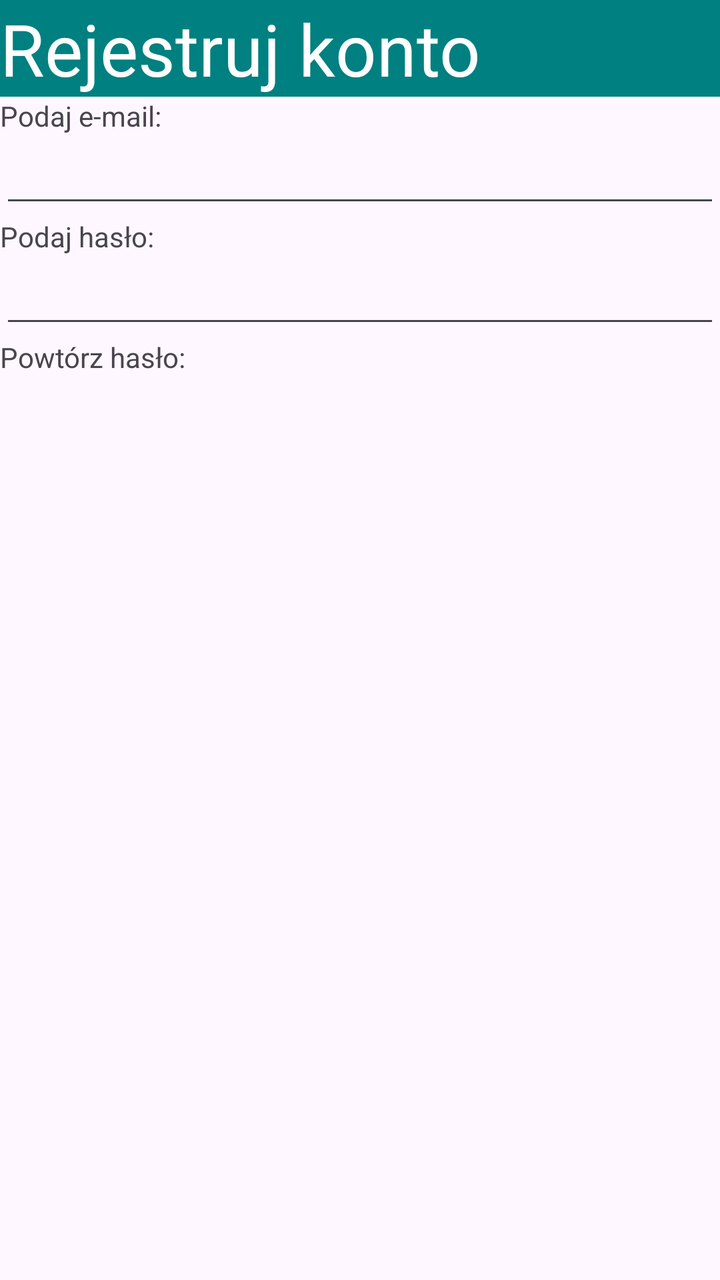
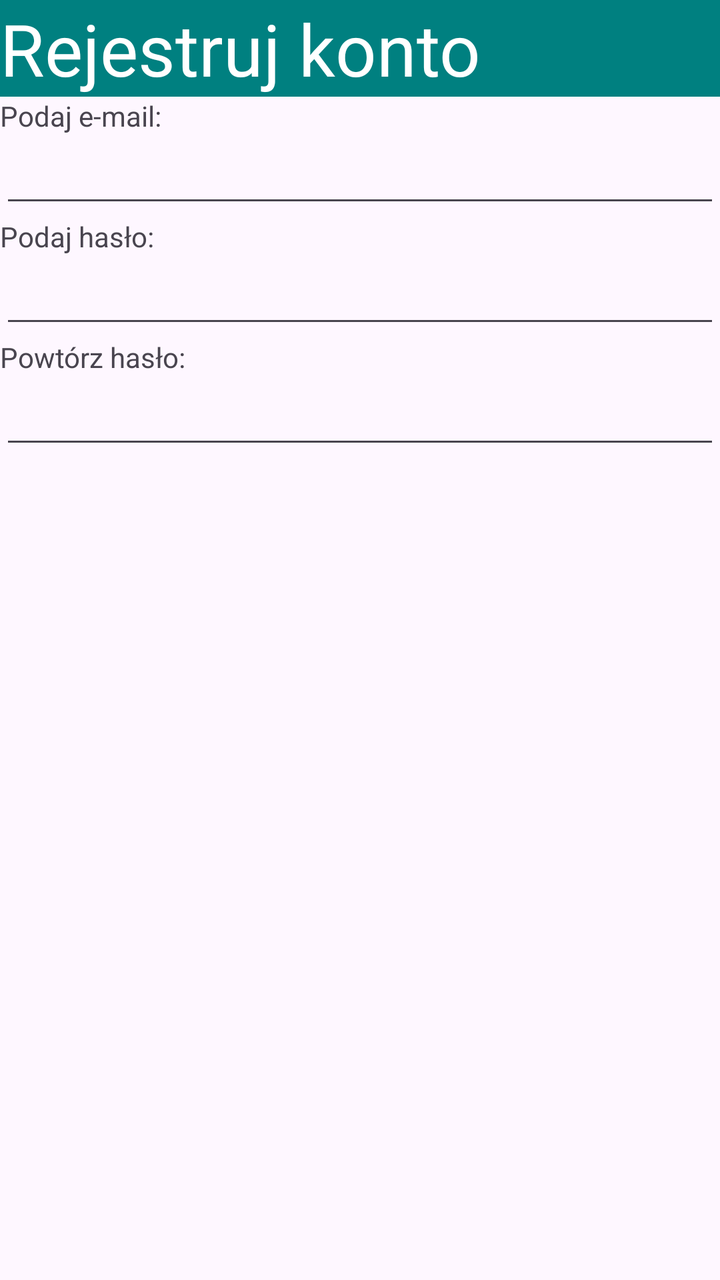

Screens rendered from an Android XML layout before and after an edit, with the pre-edit source and the edit as a unified diff.
<!-- AndroidManifest.xml: application theme Theme._05_zadanie1 -->
<!-- res/layout/activity_main.xml -->
<?xml version="1.0" encoding="utf-8"?>
<LinearLayout xmlns:android="http://schemas.android.com/apk/res/android"
    xmlns:app="http://schemas.android.com/apk/res-auto"
    xmlns:tools="http://schemas.android.com/tools"
    android:id="@+id/main"
    android:layout_width="match_parent"
    android:layout_height="match_parent"
    android:orientation="vertical"
    tools:context=".MainActivity" >

    <TextView
        android:id="@+id/textView"
        android:layout_width="match_parent"
        android:layout_height="wrap_content"
        android:background="#008080"
        android:text="Rejestruj konto"
        android:textColor="#FFFFFF"
        android:textSize="36sp" />

    <TextView
        android:id="@+id/textView2"
        android:layout_width="match_parent"
        android:layout_height="wrap_content"
        android:text="Podaj e-mail:" />

    <EditText
        android:id="@+id/editTextTextEmailAddress"
        android:layout_width="match_parent"
        android:layout_height="wrap_content"
        android:ems="10"
        android:inputType="textEmailAddress" />

    <TextView
        android:id="@+id/textView3"
        android:layout_width="match_parent"
        android:layout_height="wrap_content"
        android:text="Podaj hasło:" />

    <EditText
        android:id="@+id/editTextTextPassword"
        android:layout_width="match_parent"
        android:layout_height="wrap_content"
        android:ems="10"
        android:inputType="textPassword" />

    <TextView
        android:id="@+id/textView5"
        android:layout_width="match_parent"
        android:layout_height="wrap_content"
        android:text="Powtórz hasło:" />
</LinearLayout>
<!-- resources referenced by this layout -->
<resources>
  <style name="Theme._05_zadanie1" parent="Base.Theme._05_zadanie1" />
  <style name="Base.Theme._05_zadanie1" parent="Theme.Material3.DayNight.NoActionBar">
          
          
      </style>
</resources>

<!-- the commit's change to res/layout/activity_main.xml (unified diff, before → after) -->
@@ -48,4 +48,11 @@
         android:layout_width="match_parent"
         android:layout_height="wrap_content"
         android:text="Powtórz hasło:" />
+
+    <EditText
+        android:id="@+id/editTextTextPassword2"
+        android:layout_width="match_parent"
+        android:layout_height="wrap_content"
+        android:ems="10"
+        android:inputType="textPassword" />
 </LinearLayout>
